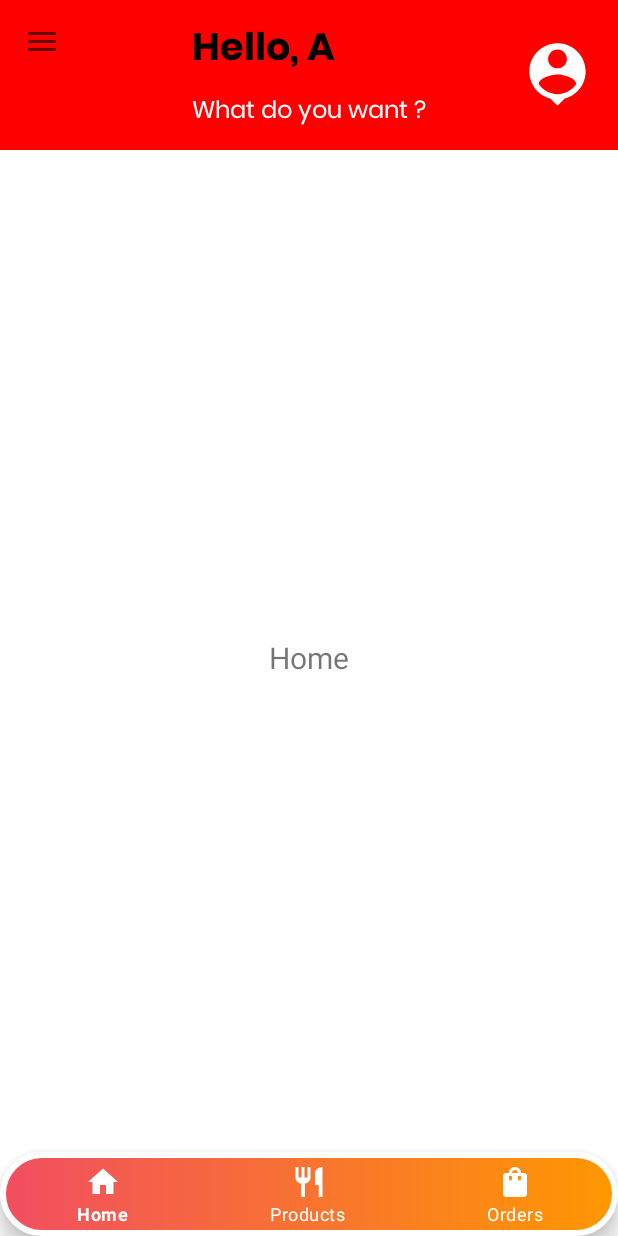
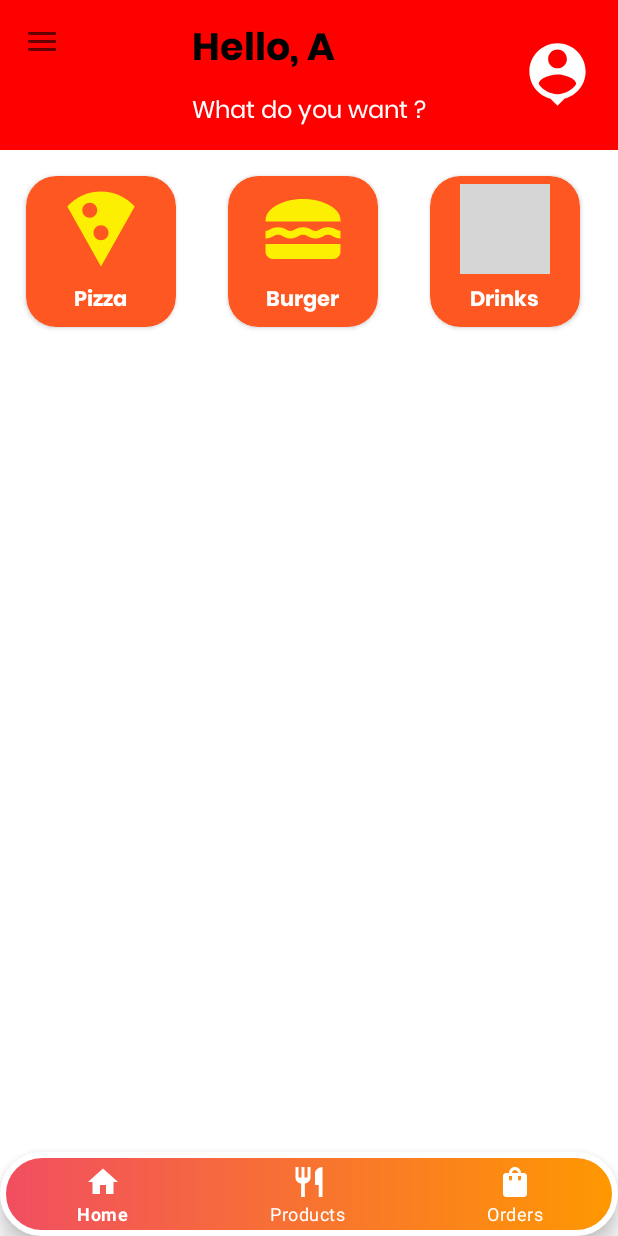
Before and after one commit to AashifAmeer/Food_Train, an Android app: the HomeFragment screen opened directly, with no data from a screen before it, on a phone screen of 412 x 824 dp. Run offline under Robolectric (Android 15) with nearby library versions, the phone set to English and light mode, and no system bars; our stand-ins replace Firebase (no records; nobody signed in at launch, a user with empty details on screens opened directly), navigation-ui; Roboto replaces fonts that are not available here; 6 statements that could not run were skipped; grey boxes are pictures that could not be loaded.

Commit message:
First recycler view part is added

```diff
--- /dev/null
+++ b/app/src/main/java/com/example/foodtrain/adapters/HomeHorAdapter.kt
@@ -0,0 +1,39 @@
+package com.example.foodtrain.adapters
+
+import android.content.Context
+import android.view.LayoutInflater
+import android.view.View
+import androidx.recyclerview.widget.RecyclerView
+import android.view.ViewGroup
+import android.widget.ImageView
+import android.widget.TextView
+import com.example.foodtrain.R
+import com.example.foodtrain.models.HomeHorModel
+
+class HomeHorAdapter(val context : Context,private val productList: List<HomeHorModel>) : RecyclerView.Adapter<HomeHorAdapter.MyViewHolder>() {
+
+
+
+    override fun onCreateViewHolder(parent: ViewGroup, viewType: Int): MyViewHolder {
+        return MyViewHolder(
+            LayoutInflater.from(context).inflate(
+                R.layout.home_horizontal_food_item,
+                parent,
+                false
+            )
+        )
+    }
+
+    class MyViewHolder(view: View):RecyclerView.ViewHolder(view)
+
+    override fun onBindViewHolder(holder: MyViewHolder, position: Int) {
+        val product = productList[position]
+        holder.itemView.apply {
+            findViewById<ImageView>(R.id.food_type).setImageResource(product.imageSrc)
+            findViewById<TextView>(R.id.food_type_text).text = product.foodType
+        }
+    }
+    override fun getItemCount(): Int {
+        return productList.size
+    }
+}
--- /dev/null
+++ b/app/src/main/java/com/example/foodtrain/models/HomeHorModel.kt
@@ -0,0 +1,3 @@
+package com.example.foodtrain.models
+
+data class HomeHorModel(val foodType: String,val imageSrc : Int)
--- a/app/src/main/java/com/example/foodtrain/userInterface/fragments/HomeFragment.kt
+++ b/app/src/main/java/com/example/foodtrain/userInterface/fragments/HomeFragment.kt
@@ -7,10 +7,17 @@ import android.view.ViewGroup
 import android.widget.TextView
 import androidx.fragment.app.Fragment
 import androidx.lifecycle.ViewModelProvider
+import androidx.recyclerview.widget.LinearLayoutManager
+import androidx.recyclerview.widget.RecyclerView
+import com.example.foodtrain.R
+import com.example.foodtrain.adapters.HomeHorAdapter
 import com.example.foodtrain.databinding.FragmentHomeBinding
+import com.example.foodtrain.models.HomeHorModel
 
 class HomeFragment : Fragment() {
 
+    private val productList = mutableListOf<HomeHorModel>()
+    private lateinit var adapter: HomeHorAdapter
     private var _binding: FragmentHomeBinding? = null
 
     // This property is only valid between onCreateView and
@@ -22,16 +29,40 @@ class HomeFragment : Fragment() {
         container: ViewGroup?,
         savedInstanceState: Bundle?,
     ): View {
-
-
         _binding = FragmentHomeBinding.inflate(inflater, container, false)
         val root: View = binding.root
 
-        val textView: TextView = binding.textHome
-        textView.text = "Home"
+//        val textView: TextView = binding.textHome
+//        textView.text = "Home"
         return root
     }
 
+
+    override fun onViewCreated(view: View, savedInstanceState: Bundle?) {
+        super.onViewCreated(view, savedInstanceState)
+
+        adapter = HomeHorAdapter(requireContext(),productList)
+
+        // Set up RecyclerView
+                val recyclerView = view.findViewById<RecyclerView>(R.id.food_type_recycler)
+        recyclerView.layoutManager = LinearLayoutManager(requireContext(),RecyclerView.HORIZONTAL,false)
+        recyclerView.isNestedScrollingEnabled = true
+        recyclerView.adapter = adapter
+
+        // Add sample products
+        addSampleProducts()
+    }
+
+    private fun addSampleProducts() {
+        productList.add(HomeHorModel("Pizza", R.drawable.ic_baseline_local_pizza_24))
+        productList.add(HomeHorModel("Burger", R.drawable.ic_baseline_lunch_dining_24))
+        productList.add(HomeHorModel("Drinks", R.drawable.ic_baseline_local_drink_24))
+        productList.add(HomeHorModel("Cakes", R.drawable.ic_baseline_cake_24))
+        productList.add(HomeHorModel("Buns", R.drawable.ic_baseline_bakery_dining_24))
+
+
+        adapter.notifyDataSetChanged()
+    }
     override fun onDestroyView() {
         super.onDestroyView()
         _binding = null
--- /dev/null
+++ b/app/src/main/res/drawable/ic_baseline_bakery_dining_24.xml
@@ -0,0 +1,6 @@
+<vector android:height="24dp" android:tint="#FCEF02"
+    android:viewportHeight="24" android:viewportWidth="24"
+    android:width="24dp" xmlns:android="http://schemas.android.com/apk/res/android">
+    <path android:fillColor="@android:color/white"
+        android:fillType="evenOdd" android:pathData="M19.28,16.34C18.07,15.45 17.46,15 17.46,15s0.32,-0.59 0.96,-1.78c0.38,-0.59 1.22,-0.59 1.6,0l0.81,1.26c0.19,0.3 0.21,0.68 0.06,1l-0.22,0.47C20.42,16.49 19.76,16.67 19.28,16.34zM4.72,16.34c-0.48,0.33 -1.13,0.15 -1.39,-0.38L3.1,15.49c-0.15,-0.32 -0.13,-0.7 0.06,-1l0.81,-1.26c0.38,-0.59 1.22,-0.59 1.6,0C6.22,14.41 6.54,15 6.54,15S5.93,15.45 4.72,16.34zM15.36,9.37c0.09,-0.68 0.73,-1.06 1.27,-0.75l1.59,0.9c0.46,0.26 0.63,0.91 0.36,1.41L16.5,15h-1.8L15.36,9.37zM8.63,9.37L9.3,15H7.5l-2.09,-4.08c-0.27,-0.5 -0.1,-1.15 0.36,-1.41l1.59,-0.9C7.89,8.31 8.54,8.69 8.63,9.37zM13.8,15h-3.6L9.46,8.12C9.39,7.53 9.81,7 10.34,7h3.3c0.53,0 0.94,0.53 0.88,1.12L13.8,15z"/>
+</vector>
--- /dev/null
+++ b/app/src/main/res/drawable/ic_baseline_cake_24.xml
@@ -0,0 +1,5 @@
+<vector android:height="24dp" android:tint="#FCEF02"
+    android:viewportHeight="24" android:viewportWidth="24"
+    android:width="24dp" xmlns:android="http://schemas.android.com/apk/res/android">
+    <path android:fillColor="@android:color/white" android:pathData="M12,6c1.11,0 2,-0.9 2,-2 0,-0.38 -0.1,-0.73 -0.29,-1.03L12,0l-1.71,2.97c-0.19,0.3 -0.29,0.65 -0.29,1.03 0,1.1 0.9,2 2,2zM16.6,15.99l-1.07,-1.07 -1.08,1.07c-1.3,1.3 -3.58,1.31 -4.89,0l-1.07,-1.07 -1.09,1.07C6.75,16.64 5.88,17 4.96,17c-0.73,0 -1.4,-0.23 -1.96,-0.61L3,21c0,0.55 0.45,1 1,1h16c0.55,0 1,-0.45 1,-1v-4.61c-0.56,0.38 -1.23,0.61 -1.96,0.61 -0.92,0 -1.79,-0.36 -2.44,-1.01zM18,9h-5L13,7h-2v2L6,9c-1.66,0 -3,1.34 -3,3v1.54c0,1.08 0.88,1.96 1.96,1.96 0.52,0 1.02,-0.2 1.38,-0.57l2.14,-2.13 2.13,2.13c0.74,0.74 2.03,0.74 2.77,0l2.14,-2.13 2.13,2.13c0.37,0.37 0.86,0.57 1.38,0.57 1.08,0 1.96,-0.88 1.96,-1.96L20.99,12C21,10.34 19.66,9 18,9z"/>
+</vector>
--- /dev/null
+++ b/app/src/main/res/drawable/ic_baseline_kebab_dining_24.xml
@@ -0,0 +1,5 @@
+<vector android:height="24dp" android:tint="#FCEF02"
+    android:viewportHeight="24" android:viewportWidth="24"
+    android:width="24dp" xmlns:android="http://schemas.android.com/apk/res/android">
+    <path android:fillColor="@android:color/white" android:pathData="M7.75,8H11v5H7.75v1H8.5c1.38,0 2.5,1.12 2.5,2.5c0,1.38 -1.12,2.5 -2.5,2.5H7.75v4h-1.5v-4H5.5C4.12,19 3,17.88 3,16.5C3,15.12 4.12,14 5.5,14h0.75v-1H3V8h3.25V7H5.5C4.12,7 3,5.88 3,4.5C3,3.12 4.12,2 5.5,2h0.75V1h1.5v1H8.5C9.88,2 11,3.12 11,4.5C11,5.88 9.88,7 8.5,7H7.75V8zM17.75,7h0.75C19.88,7 21,5.88 21,4.5C21,3.12 19.88,2 18.5,2h-0.75V1h-1.5v1H15.5C14.12,2 13,3.12 13,4.5C13,5.88 14.12,7 15.5,7h0.75v1H13v5h3.25v1H15.5c-1.38,0 -2.5,1.12 -2.5,2.5c0,1.38 1.12,2.5 2.5,2.5h0.75v4h1.5v-4h0.75c1.38,0 2.5,-1.12 2.5,-2.5c0,-1.38 -1.12,-2.5 -2.5,-2.5h-0.75v-1H21V8h-3.25V7z"/>
+</vector>
--- /dev/null
+++ b/app/src/main/res/drawable/ic_baseline_local_pizza_24.xml
@@ -0,0 +1,5 @@
+<vector android:height="24dp" android:tint="#FCEF02"
+    android:viewportHeight="24" android:viewportWidth="24"
+    android:width="24dp" xmlns:android="http://schemas.android.com/apk/res/android">
+    <path android:fillColor="@android:color/white" android:pathData="M12,2C8.43,2 5.23,3.54 3.01,6L12,22l8.99,-16C18.78,3.55 15.57,2 12,2zM7,7c0,-1.1 0.9,-2 2,-2s2,0.9 2,2 -0.9,2 -2,2 -2,-0.9 -2,-2zM12,15c-1.1,0 -2,-0.9 -2,-2s0.9,-2 2,-2 2,0.9 2,2 -0.9,2 -2,2z"/>
+</vector>
--- /dev/null
+++ b/app/src/main/res/drawable/ic_baseline_lunch_dining_24.xml
@@ -0,0 +1,10 @@
+<vector android:height="24dp" android:tint="#FCEF02"
+    android:viewportHeight="24" android:viewportWidth="24"
+    android:width="24dp" xmlns:android="http://schemas.android.com/apk/res/android">
+    <path android:fillColor="@android:color/white"
+        android:fillType="evenOdd" android:pathData="M22,10c0.32,-3.28 -4.28,-6 -9.99,-6C6.3,4 1.7,6.72 2.02,10H22z"/>
+    <path android:fillColor="@android:color/white"
+        android:fillType="evenOdd" android:pathData="M5.35,13.5c0.55,0 0.78,0.14 1.15,0.36c0.45,0.27 1.07,0.64 2.18,0.64s1.73,-0.37 2.18,-0.64c0.37,-0.23 0.59,-0.36 1.15,-0.36c0.55,0 0.78,0.14 1.15,0.36c0.45,0.27 1.07,0.64 2.18,0.64c1.11,0 1.73,-0.37 2.18,-0.64c0.37,-0.23 0.59,-0.36 1.15,-0.36c0.55,0 0.78,0.14 1.15,0.36c0.45,0.27 1.07,0.63 2.17,0.64v-1.98c0,0 -0.79,-0.16 -1.16,-0.38c-0.45,-0.27 -1.07,-0.64 -2.18,-0.64c-1.11,0 -1.73,0.37 -2.18,0.64c-0.37,0.23 -0.6,0.36 -1.15,0.36s-0.78,-0.14 -1.15,-0.36c-0.45,-0.27 -1.07,-0.64 -2.18,-0.64s-1.73,0.37 -2.18,0.64c-0.37,0.23 -0.59,0.36 -1.15,0.36c-0.55,0 -0.78,-0.14 -1.15,-0.36c-0.45,-0.27 -1.07,-0.64 -2.18,-0.64c-1.11,0 -1.73,0.37 -2.18,0.64C2.78,12.37 2.56,12.5 2,12.5v2c1.11,0 1.73,-0.37 2.21,-0.64C4.58,13.63 4.8,13.5 5.35,13.5z"/>
+    <path android:fillColor="@android:color/white"
+        android:fillType="evenOdd" android:pathData="M2,16v2c0,1.1 0.9,2 2,2h16c1.1,0 2,-0.9 2,-2v-2H2z"/>
+</vector>
--- a/app/src/main/res/layout/fragment_home.xml
+++ b/app/src/main/res/layout/fragment_home.xml
@@ -1,22 +1,41 @@
 <?xml version="1.0" encoding="utf-8"?>
-<androidx.constraintlayout.widget.ConstraintLayout xmlns:android="http://schemas.android.com/apk/res/android"
+<androidx.core.widget.NestedScrollView xmlns:android="http://schemas.android.com/apk/res/android"
     xmlns:app="http://schemas.android.com/apk/res-auto"
     xmlns:tools="http://schemas.android.com/tools"
     android:layout_width="match_parent"
     android:layout_height="match_parent"
     tools:context=".userInterface.fragments.HomeFragment">
 
-    <TextView
-        android:id="@+id/text_home"
+    <androidx.constraintlayout.widget.ConstraintLayout
         android:layout_width="match_parent"
-        android:layout_height="wrap_content"
-        android:layout_marginStart="8dp"
-        android:layout_marginTop="8dp"
-        android:layout_marginEnd="8dp"
-        android:textAlignment="center"
-        android:textSize="20sp"
-        app:layout_constraintBottom_toBottomOf="parent"
-        app:layout_constraintEnd_toEndOf="parent"
-        app:layout_constraintStart_toStartOf="parent"
-        app:layout_constraintTop_toTopOf="parent" />
-</androidx.constraintlayout.widget.ConstraintLayout>
+        android:layout_height="match_parent">
+
+<!--        <TextView-->
+<!--            android:id="@+id/text_home"-->
+<!--            android:layout_width="match_parent"-->
+<!--            android:layout_height="wrap_content"-->
+<!--            android:layout_marginStart="8dp"-->
+<!--            android:layout_marginTop="8dp"-->
+<!--            android:layout_marginEnd="8dp"-->
+<!--            android:textAlignment="center"-->
+<!--            android:textSize="20sp"-->
+<!--            app:layout_constraintBottom_toBottomOf="parent"-->
+<!--            app:layout_constraintEnd_toEndOf="parent"-->
+<!--            app:layout_constraintStart_toStartOf="parent"-->
+<!--            app:layout_constraintTop_toTopOf="parent" />-->
+
+        <androidx.recyclerview.widget.RecyclerView
+            android:id="@+id/food_type_recycler"
+            android:layout_margin="0dp"
+            android:orientation="horizontal"
+            android:layout_width="match_parent"
+            android:layout_height="wrap_content"
+            app:layout_constraintEnd_toEndOf="parent"
+            app:layout_constraintStart_toStartOf="parent"
+            app:layout_constraintTop_toTopOf="parent">
+
+        </androidx.recyclerview.widget.RecyclerView>
+
+    </androidx.constraintlayout.widget.ConstraintLayout>
+
+</androidx.core.widget.NestedScrollView>
--- /dev/null
+++ b/app/src/main/res/layout/home_horizontal_food_item.xml
@@ -0,0 +1,38 @@
+<?xml version="1.0" encoding="utf-8"?>
+<androidx.cardview.widget.CardView xmlns:android="http://schemas.android.com/apk/res/android"
+    xmlns:app="http://schemas.android.com/apk/res-auto"
+    android:orientation="vertical"
+    android:layout_width="100dp"
+    app:cardBackgroundColor="@color/red"
+    app:cardCornerRadius="20dp"
+    android:layout_margin="17dp"
+    android:layout_height="wrap_content">
+
+    <LinearLayout
+        android:layout_width="wrap_content"
+        android:orientation="vertical"
+        android:layout_gravity="center"
+        android:padding="5dp"
+        android:layout_height="wrap_content">
+
+        <ImageView
+            android:id="@+id/food_type"
+            android:layout_width="60dp"
+            android:layout_height="60dp"
+            android:src="@drawable/ic_baseline_lunch_dining_24"
+            />
+        <TextView
+            android:id="@+id/food_type_text"
+            android:layout_marginTop="5dp"
+            android:layout_width="wrap_content"
+            android:layout_height="wrap_content"
+            android:text="Burger"
+            android:textColor="@color/white"
+            android:fontFamily="@font/poppins_bold"
+            android:layout_gravity="center"
+            android:textAlignment="center"
+
+            />
+    </LinearLayout>
+
+</androidx.cardview.widget.CardView>
```
